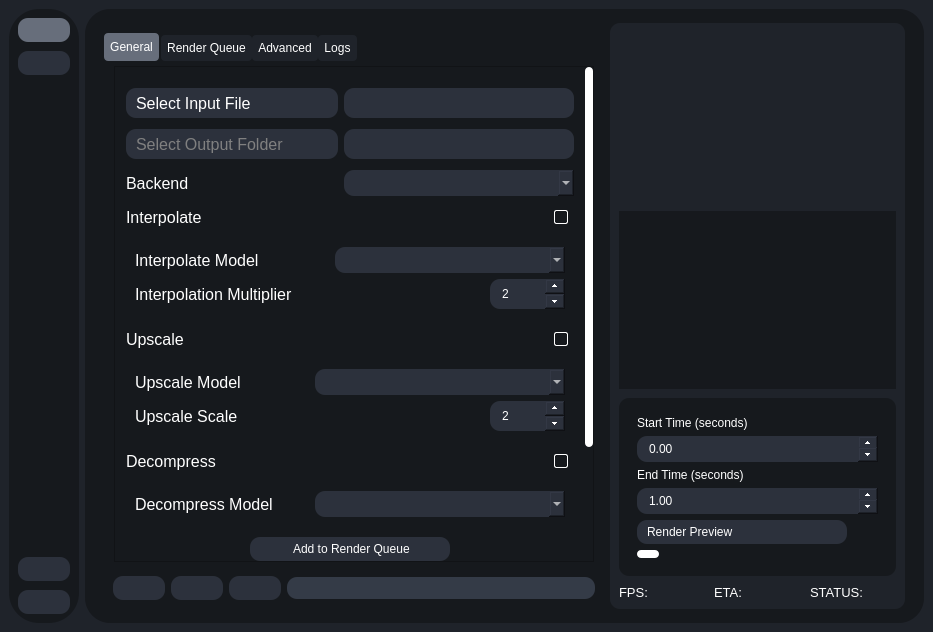
Above: testRVEInterface.ui from gokulmc/enhance_crop before the change. Below: the same form after it.
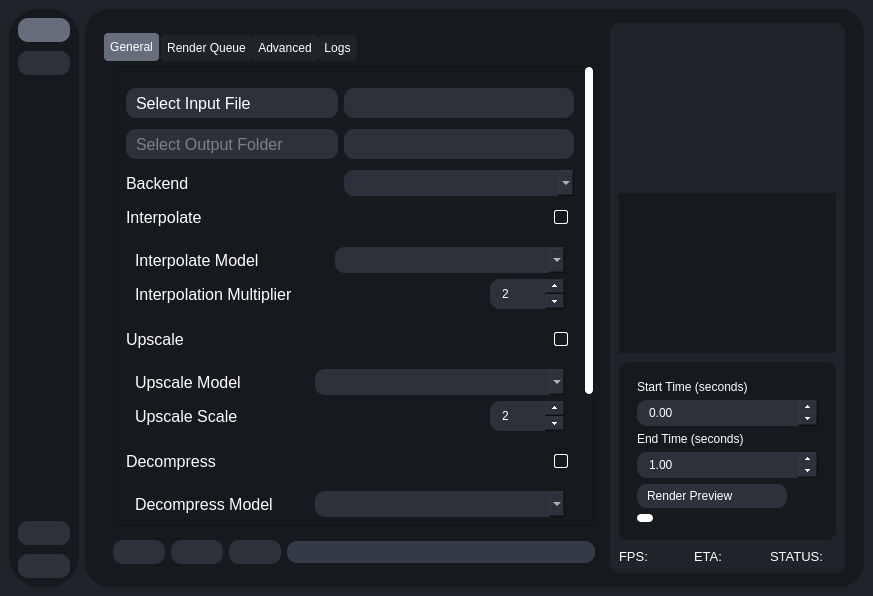
That is the form after the change. Icons and pictures are not drawn.

Diff of the .ui file:
```diff
--- a/testRVEInterface.ui
+++ b/testRVEInterface.ui
@@ -6,8 +6,8 @@
    <rect>
     <x>0</x>
     <y>0</y>
-    <width>933</width>
-    <height>632</height>
+    <width>0</width>
+    <height>0</height>
    </rect>
   </property>
   <property name="sizePolicy">
```
Left out of the diff: 267 changed lines with no effect on the pictures.
